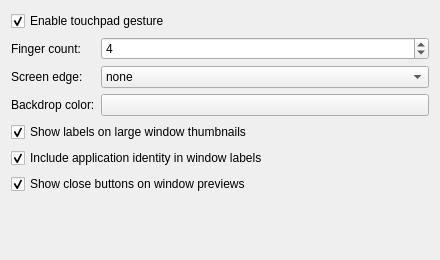
The window that packaging/kwin-effect/contents/ui/config.ui (kontonkara/driftile) describes before a commit, drawn with Qt 5.
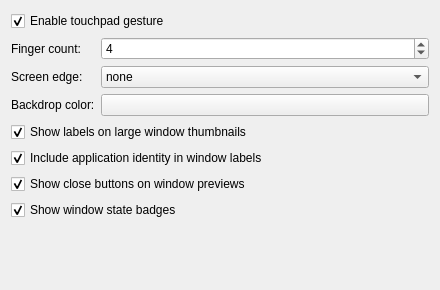
The same window after the commit. Custom widgets are drawn as their Qt base class.

Commit message: feat(config): configure overview state badges

```diff
--- a/packaging/kwin-effect/contents/ui/config.ui
+++ b/packaging/kwin-effect/contents/ui/config.ui
@@ -7,7 +7,7 @@
     <x>0</x>
     <y>0</y>
     <width>440</width>
-    <height>260</height>
+    <height>290</height>
    </rect>
   </property>
   <layout class="QFormLayout" name="formLayout">
@@ -181,6 +181,19 @@
      </property>
     </widget>
    </item>
+   <item row="7" column="0" colspan="2">
+    <widget class="QCheckBox" name="kcfg_ShowWindowStateBadges">
+     <property name="text">
+      <string>Show window state badges</string>
+     </property>
+     <property name="toolTip">
+      <string>Show the active fullscreen, maximized, or floating state on selected window previews.</string>
+     </property>
+     <property name="checked">
+      <bool>true</bool>
+     </property>
+    </widget>
+   </item>
   </layout>
  </widget>
  <customwidgets>
```
The commit also changes 7 other files.
